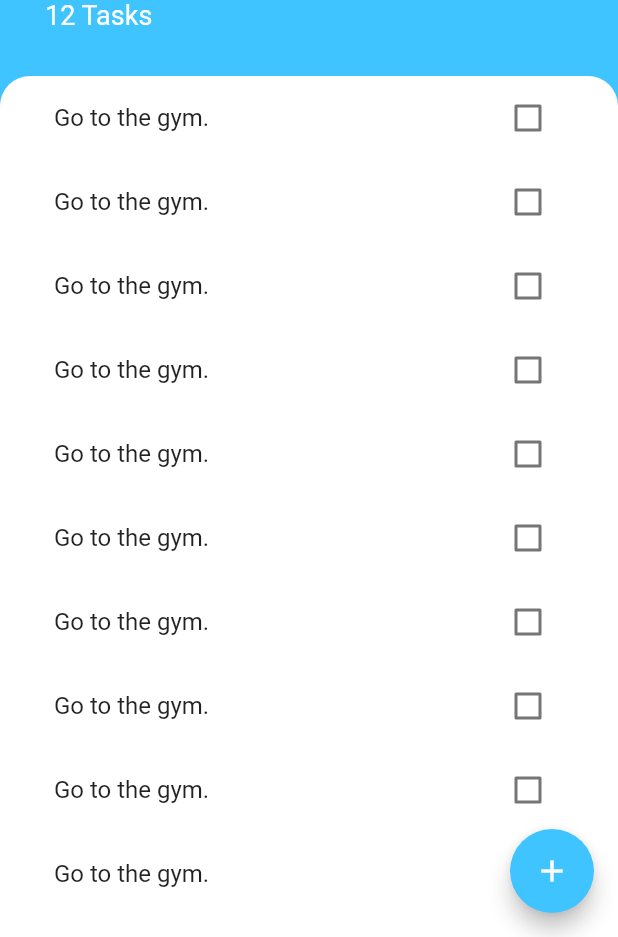
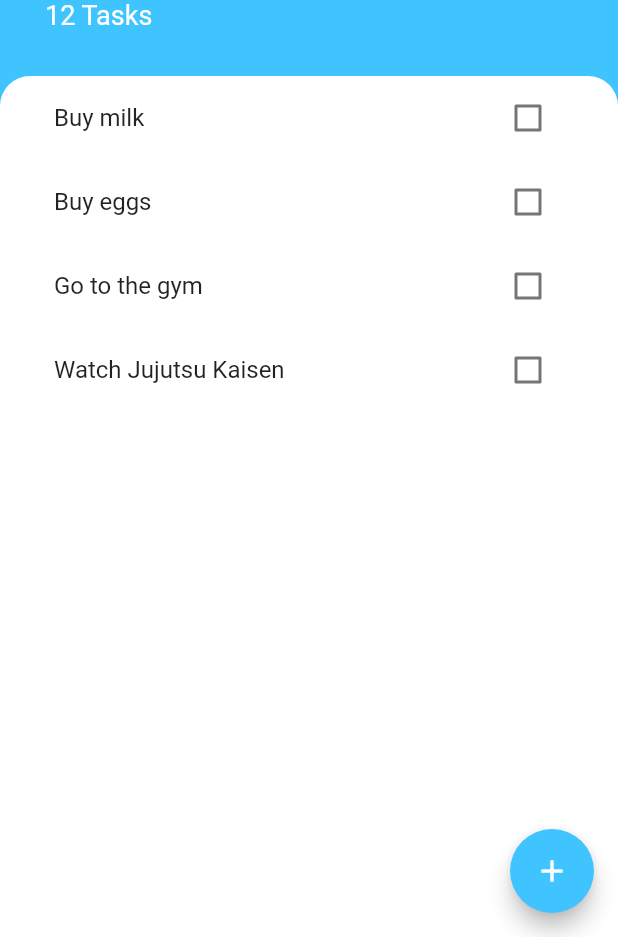
Before and after one commit to hakimihamzan/code_journey, a Flutter app: the screen it shows after launch, on a phone screen of 412 x 824 dp, the part 299-1236 px from its top. Run offline on Flutter 3.47's test engine with Material 2 defaults, Android fonts, the phone set to English and light mode, and no system bars; our stand-ins replace animated_text_kit, audioplayers, cloud_firestore, firebase_auth, firebase_core, modal_progress_hud; accounts and stored records are empty; project files that could hold a hidden picture were left out.

Commit message:
refactor code to be dynamic

```diff
--- /dev/null
+++ b/11th - NOVEMBER/x6_todo_list/lib/models/task.dart
@@ -0,0 +1,10 @@
+class Task {
+  String name;
+  bool isDone;
+
+  Task({this.name, this.isDone = false});
+
+  void toggleDone() {
+    isDone = !isDone;
+  }
+}
--- a/11th - NOVEMBER/x6_todo_list/lib/widgets/tasks_list.dart
+++ b/11th - NOVEMBER/x6_todo_list/lib/widgets/tasks_list.dart
@@ -1,24 +1,37 @@
 import 'package:flutter/material.dart';
 import 'package:todoey_flutter/widgets/tasks_tile.dart';
+import 'package:todoey_flutter/models/task.dart';
 
-class TasksList extends StatelessWidget {
+class TasksList extends StatefulWidget {
+  @override
+  _TasksListState createState() => _TasksListState();
+}
+
+class _TasksListState extends State<TasksList> {
+  List<Task> tasks = [
+    Task(
+      name: 'Buy milk',
+    ),
+    Task(name: 'Buy eggs'),
+    Task(name: 'Go to the gym'),
+    Task(name: 'Watch Jujutsu Kaisen'),
+  ];
+
   @override
   Widget build(BuildContext context) {
-    return ListView(
-      children: [
-        TasksTile(),
-        TasksTile(),
-        TasksTile(),
-        TasksTile(),
-        TasksTile(),
-        TasksTile(),
-        TasksTile(),
-        TasksTile(),
-        TasksTile(),
-        TasksTile(),
-        TasksTile(),
-        TasksTile(),
-      ],
+    return ListView.builder(
+      itemBuilder: (context, index) {
+        return TasksTile(
+          isChecked: tasks[index].isDone,
+          taskTitle: tasks[index].name,
+          checkboxCallBack: (bool checkBoxState) {
+            setState(() {
+              tasks[index].toggleDone();
+            });
+          },
+        );
+      },
+      itemCount: tasks.length,
     );
   }
 }
--- a/11th - NOVEMBER/x6_todo_list/lib/widgets/tasks_tile.dart
+++ b/11th - NOVEMBER/x6_todo_list/lib/widgets/tasks_tile.dart
@@ -1,48 +1,26 @@
 import 'package:flutter/material.dart';
 
-class TasksTile extends StatefulWidget {
-  @override
-  _TasksTileState createState() => _TasksTileState();
-}
+class TasksTile extends StatelessWidget {
+  final bool isChecked;
+  final String taskTitle;
+  final Function checkboxCallBack;
 
-class _TasksTileState extends State<TasksTile> {
-  bool isChecked = false;
-
-  void checkBoxCallBack(bool checkBoxState) {
-    setState(() {
-      isChecked = checkBoxState;
-    });
-  }
+  TasksTile({this.isChecked, this.taskTitle, this.checkboxCallBack});
 
   @override
   Widget build(BuildContext context) {
     return ListTile(
       title: Text(
-        'Go to the gym.',
+        taskTitle,
         style: TextStyle(
           decoration: isChecked ? TextDecoration.lineThrough : null,
         ),
       ),
-      trailing: TaskCheckbox(
-        checkBoxState: isChecked,
-        toggleCheckboxState: checkBoxCallBack,
+      trailing: Checkbox(
+        activeColor: Colors.lightBlueAccent,
+        value: isChecked,
+        onChanged: checkboxCallBack,
       ),
     );
   }
 }
-
-class TaskCheckbox extends StatelessWidget {
-  final bool checkBoxState;
-  final Function toggleCheckboxState;
-
-  TaskCheckbox({this.checkBoxState, this.toggleCheckboxState});
-
-  @override
-  Widget build(BuildContext context) {
-    return Checkbox(
-      activeColor: Colors.lightBlueAccent,
-      value: checkBoxState,
-      onChanged: toggleCheckboxState,
-    );
-  }
-}
```
